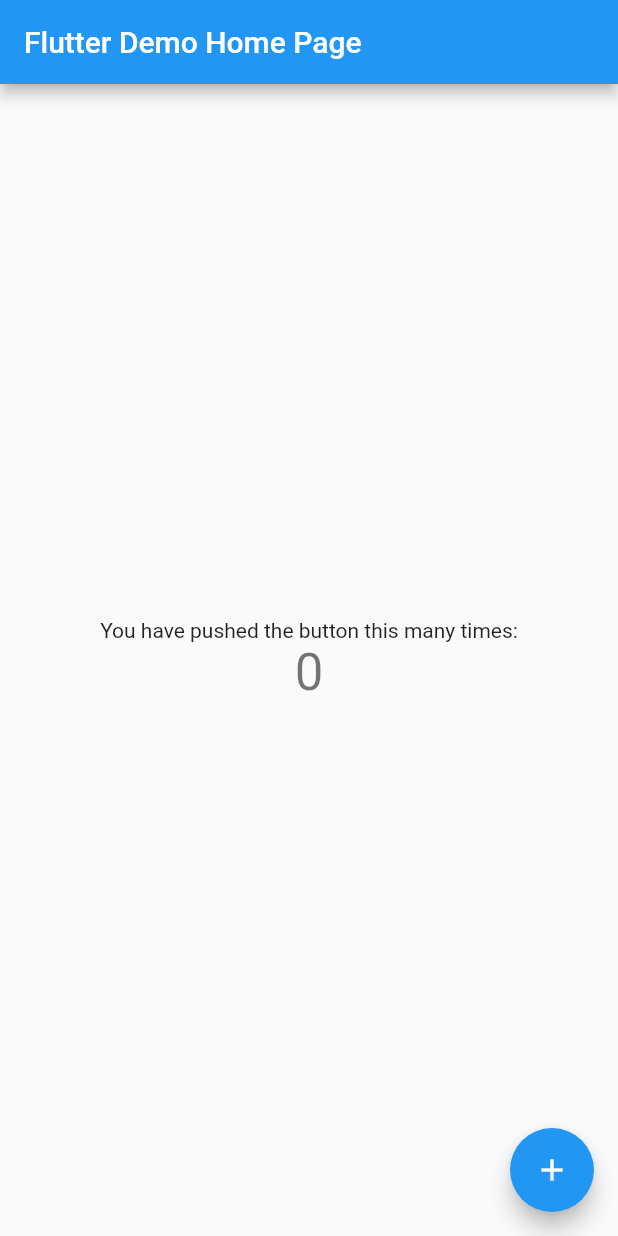
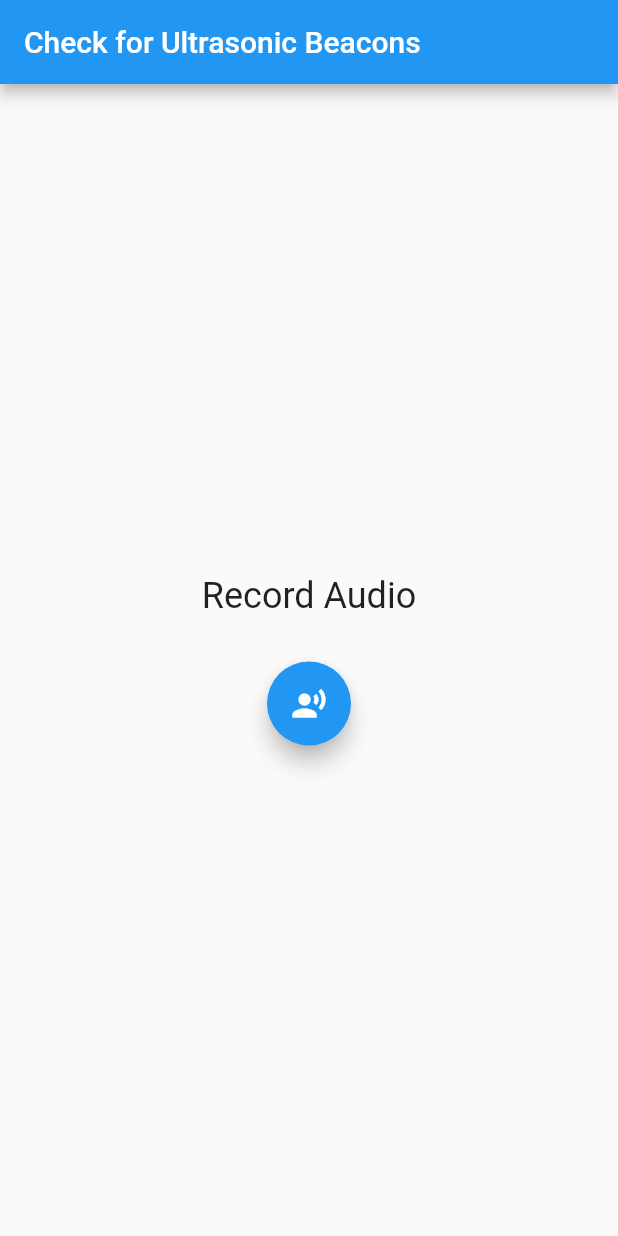
Before and after one commit to leregdos/ultrasonic, a Flutter app: the screen it shows after launch, on a phone screen of 412 x 824 dp. Run offline on Flutter 3.47's test engine with Material 2 defaults, Android fonts, the phone set to English and light mode, and no system bars.

Commit message:
Install audio record library

```diff
--- a/lib/main.dart
+++ b/lib/main.dart
@@ -1,4 +1,5 @@
 import 'package:flutter/material.dart';
+// import 'package:flutter_audio_recorder2/flutter_audio_recorder2.dart';
 
 void main() {
   runApp(const MyApp());
@@ -24,7 +25,7 @@ class MyApp extends StatelessWidget {
         // is not restarted.
         primarySwatch: Colors.blue,
       ),
-      home: const MyHomePage(title: 'Flutter Demo Home Page'),
+      home: const MyHomePage(title: 'Check for Ultrasonic Beacons'),
     );
   }
 }
@@ -49,15 +50,12 @@ class MyHomePage extends StatefulWidget {
 
 class _MyHomePageState extends State<MyHomePage> {
   int _counter = 0;
+  bool _recording = false;
+  // bool hasPermission = await FlutterAudioRecorder2.hasPermissions;
 
-  void _incrementCounter() {
+  void _recordStop() {
     setState(() {
-      // This call to setState tells the Flutter framework that something has
-      // changed in this State, which causes it to rerun the build method below
-      // so that the display can reflect the updated values. If we changed
-      // _counter without calling setState(), then the build method would not be
-      // called again, and so nothing would appear to happen.
-      _counter++;
+      _recording = !_recording;
     });
   }
 
@@ -79,37 +77,24 @@ class _MyHomePageState extends State<MyHomePage> {
         // Center is a layout widget. It takes a single child and positions it
         // in the middle of the parent.
         child: Column(
-          // Column is also a layout widget. It takes a list of children and
-          // arranges them vertically. By default, it sizes itself to fit its
-          // children horizontally, and tries to be as tall as its parent.
-          //
-          // Invoke "debug painting" (press "p" in the console, choose the
-          // "Toggle Debug Paint" action from the Flutter Inspector in Android
-          // Studio, or the "Toggle Debug Paint" command in Visual Studio Code)
-          // to see the wireframe for each widget.
-          //
-          // Column has various properties to control how it sizes itself and
-          // how it positions its children. Here we use mainAxisAlignment to
-          // center the children vertically; the main axis here is the vertical
-          // axis because Columns are vertical (the cross axis would be
-          // horizontal).
           mainAxisAlignment: MainAxisAlignment.center,
           children: <Widget>[
-            const Text(
-              'You have pushed the button this many times:',
+            Text(
+              _recording ? 'Stop recording' : 'Record Audio',
+              style: Theme.of(context).textTheme.headline5,
             ),
-            Text(
-              '$_counter',
-              style: Theme.of(context).textTheme.headline4,
+            SizedBox(
+              height: 30,
+            ),
+            FloatingActionButton(
+              onPressed: _recordStop,
+              tooltip: 'Record',
+              child:
+                  _recording ? Icon(Icons.stop) : Icon(Icons.record_voice_over),
             ),
           ],
         ),
       ),
-      floatingActionButton: FloatingActionButton(
-        onPressed: _incrementCounter,
-        tooltip: 'Increment',
-        child: const Icon(Icons.add),
-      ), // This trailing comma makes auto-formatting nicer for build methods.
     );
   }
 }
--- a/pubspec.yaml
+++ b/pubspec.yaml
@@ -34,6 +34,7 @@ dependencies:
   # The following adds the Cupertino Icons font to your application.
   # Use with the CupertinoIcons class for iOS style icons.
   cupertino_icons: ^1.0.2
+  flutter_audio_recorder2: ^0.0.2
 
 dev_dependencies:
   flutter_test:
```
Also changed, not shown: pubspec.lock, 8 other files.
